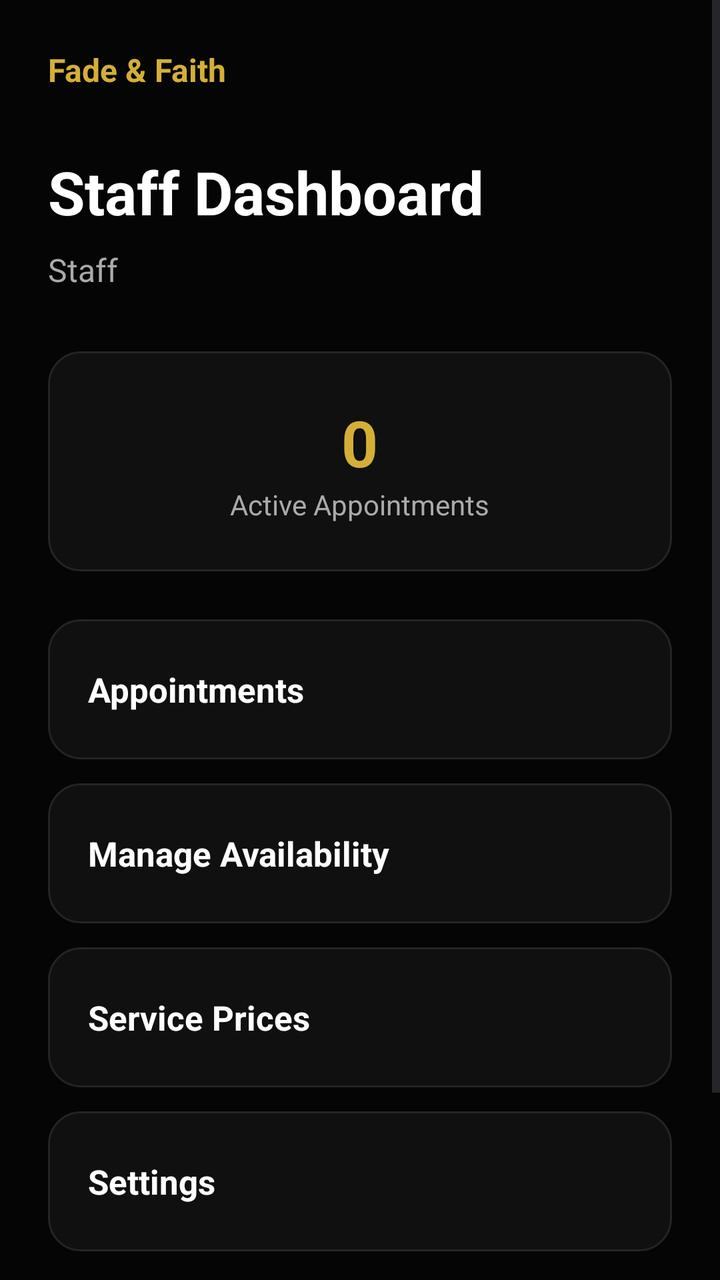
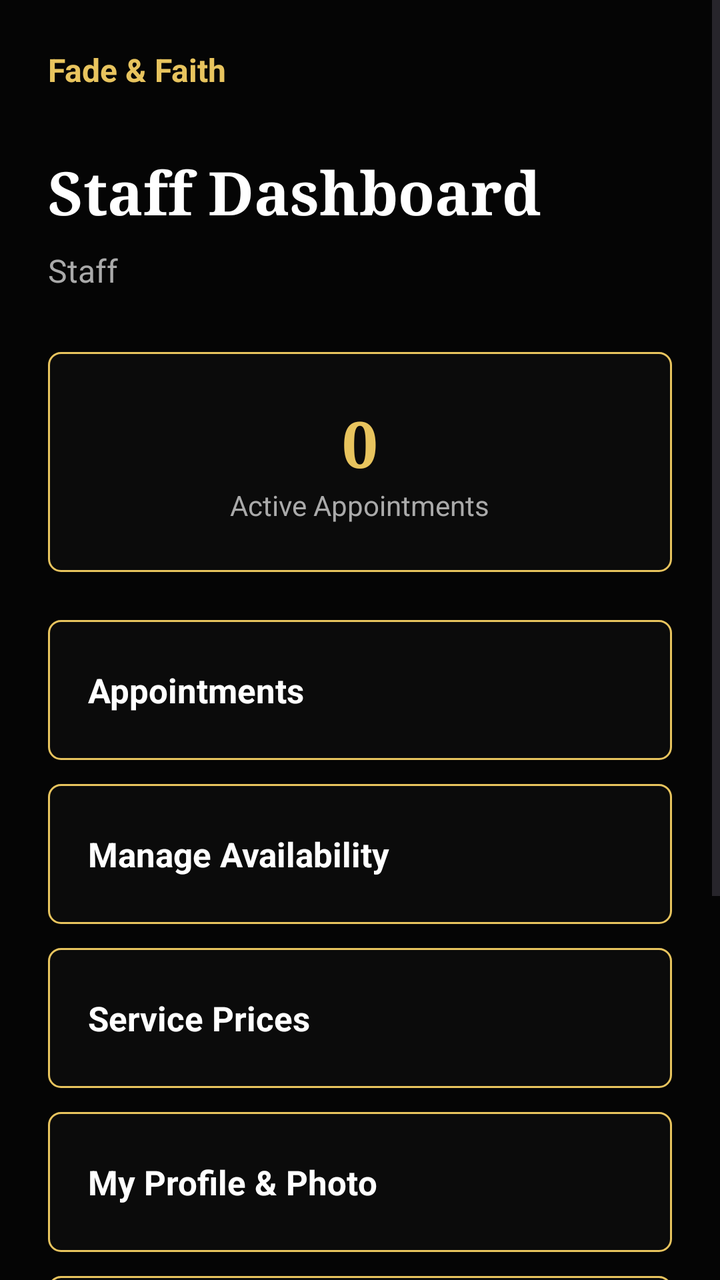

An Android layout rendered at two revisions. The XML below is the earlier revision; the diff shows what the commit changed to produce the second picture.
<!-- AndroidManifest.xml: application theme Theme.FadeandFaith -->
<!-- res/layout/activity_staff_dasboard.xml -->
<?xml version="1.0" encoding="utf-8"?>
<ScrollView xmlns:android="http://schemas.android.com/apk/res/android"
    xmlns:app="http://schemas.android.com/apk/res-auto"
    android:layout_width="match_parent"
    android:layout_height="match_parent"
    android:background="#050505">

    <LinearLayout
        android:layout_width="match_parent"
        android:layout_height="wrap_content"
        android:orientation="vertical"
        android:padding="24dp">

        <TextView
            android:layout_width="wrap_content"
            android:layout_height="wrap_content"
            android:text="Fade &amp; Faith"
            android:textColor="#D4AF37"
            android:textSize="16sp"
            android:textStyle="bold" />

        <TextView
            android:layout_width="wrap_content"
            android:layout_height="wrap_content"
            android:layout_marginTop="30dp"
            android:text="Staff Dashboard"
            android:textColor="#FFFFFF"
            android:textSize="30sp"
            android:textStyle="bold" />

        <TextView
            android:id="@+id/staffNameText"
            android:layout_width="wrap_content"
            android:layout_height="wrap_content"
            android:layout_marginTop="8dp"
            android:text="Staff"
            android:textColor="#AAAAAA"
            android:textSize="16sp" />

        <LinearLayout
            android:layout_width="match_parent"
            android:layout_height="110dp"
            android:layout_marginTop="30dp"
            android:orientation="vertical"
            android:gravity="center"
            android:padding="20dp"
            android:background="@drawable/homecard">

            <TextView
                android:id="@+id/appointmentsText"
                android:layout_width="wrap_content"
                android:layout_height="wrap_content"
                android:text="0"
                android:textColor="#D4AF37"
                android:textSize="32sp"
                android:textStyle="bold" />

            <TextView
                android:layout_width="wrap_content"
                android:layout_height="wrap_content"
                android:text="Active Appointments"
                android:textColor="#AAAAAA"
                android:textSize="14sp" />

        </LinearLayout>

        <LinearLayout
            android:id="@+id/appointmentsButton"
            android:layout_width="match_parent"
            android:layout_height="70dp"
            android:layout_marginTop="24dp"
            android:gravity="center_vertical"
            android:padding="20dp"
            android:background="@drawable/homecard">

            <TextView
                android:layout_width="wrap_content"
                android:layout_height="wrap_content"
                android:text="Appointments"
                android:textColor="#FFFFFF"
                android:textSize="17sp"
                android:textStyle="bold" />

        </LinearLayout>

        <LinearLayout
            android:id="@+id/availabilityButton"
            android:layout_width="match_parent"
            android:layout_height="70dp"
            android:layout_marginTop="12dp"
            android:gravity="center_vertical"
            android:padding="20dp"
            android:background="@drawable/homecard">

            <TextView
                android:layout_width="wrap_content"
                android:layout_height="wrap_content"
                android:text="Manage Availability"
                android:textColor="#FFFFFF"
                android:textSize="17sp"
                android:textStyle="bold" />

        </LinearLayout>

        <LinearLayout
            android:id="@+id/pricesButton"
            android:layout_width="match_parent"
            android:layout_height="70dp"
            android:layout_marginTop="12dp"
            android:gravity="center_vertical"
            android:padding="20dp"
            android:background="@drawable/homecard">

            <TextView
                android:layout_width="wrap_content"
                android:layout_height="wrap_content"
                android:text="Service Prices"
                android:textColor="#FFFFFF"
                android:textSize="17sp"
                android:textStyle="bold" />

        </LinearLayout>

        <LinearLayout
            android:id="@+id/settingsButton"
            android:layout_width="match_parent"
            android:layout_height="70dp"
            android:layout_marginTop="12dp"
            android:gravity="center_vertical"
            android:padding="20dp"
            android:background="@drawable/homecard">

            <TextView
                android:layout_width="wrap_content"
                android:layout_height="wrap_content"
                android:text="Settings"
                android:textColor="#FFFFFF"
                android:textSize="17sp"
                android:textStyle="bold" />

        </LinearLayout>

        <LinearLayout
            android:id="@+id/logoutButton"
            android:layout_width="match_parent"
            android:layout_height="70dp"
            android:layout_marginTop="30dp"
            android:gravity="center"
            android:background="@drawable/homecard">

            <TextView
                android:layout_width="wrap_content"
                android:layout_height="wrap_content"
                android:text="Log Out"
                android:textColor="#D4AF37"
                android:textSize="17sp"
                android:textStyle="bold" />

        </LinearLayout>

    </LinearLayout>

</ScrollView>
<!-- resources referenced by this layout -->
<resources>
  <!-- drawable homecard (drawable) -->
  <?xml version="1.0" encoding="utf-8"?>
  <shape xmlns:android="http://schemas.android.com/apk/res/android">
  
      <solid android:color="#101010" />
  
      <stroke
          android:width="1dp"
          android:color="#242424" />
  
      <corners android:radius="16dp" />
  
  </shape>
  <style name="Theme.FadeandFaith" parent="Base.Theme.FadeandFaith" />
  <style name="Base.Theme.FadeandFaith" parent="Theme.Material3.DayNight.NoActionBar">
          
          
      </style>
</resources>

<!-- the commit's change to res/layout/activity_staff_dasboard.xml (unified diff, before → after) -->
@@ -3,7 +3,7 @@
     xmlns:app="http://schemas.android.com/apk/res-auto"
     android:layout_width="match_parent"
     android:layout_height="match_parent"
-    android:background="#050505">
+    android:background="@color/ff_background">
 
     <LinearLayout
         android:layout_width="match_parent"
@@ -15,11 +15,12 @@
             android:layout_width="wrap_content"
             android:layout_height="wrap_content"
             android:text="Fade &amp; Faith"
-            android:textColor="#D4AF37"
+            android:textColor="#E8C45E"
             android:textSize="16sp"
             android:textStyle="bold" />
 
         <TextView
+            android:fontFamily="serif"
             android:layout_width="wrap_content"
             android:layout_height="wrap_content"
             android:layout_marginTop="30dp"
@@ -44,14 +45,15 @@
             android:orientation="vertical"
             android:gravity="center"
             android:padding="20dp"
-            android:background="@drawable/homecard">
-
-            <TextView
+            android:background="@drawable/cardoutline">
+
+            <TextView
+                android:fontFamily="serif"
                 android:id="@+id/appointmentsText"
                 android:layout_width="wrap_content"
                 android:layout_height="wrap_content"
                 android:text="0"
-                android:textColor="#D4AF37"
+                android:textColor="#E8C45E"
                 android:textSize="32sp"
                 android:textStyle="bold" />
 
@@ -71,7 +73,7 @@
             android:layout_marginTop="24dp"
             android:gravity="center_vertical"
             android:padding="20dp"
-            android:background="@drawable/homecard">
+            android:background="@drawable/cardoutline">
 
             <TextView
                 android:layout_width="wrap_content"
@@ -90,7 +92,7 @@
             android:layout_marginTop="12dp"
             android:gravity="center_vertical"
             android:padding="20dp"
-            android:background="@drawable/homecard">
+            android:background="@drawable/cardoutline">
 
             <TextView
                 android:layout_width="wrap_content"
@@ -109,7 +111,7 @@
             android:layout_marginTop="12dp"
             android:gravity="center_vertical"
             android:padding="20dp"
-            android:background="@drawable/homecard">
+            android:background="@drawable/cardoutline">
 
             <TextView
                 android:layout_width="wrap_content"
@@ -122,13 +124,71 @@
         </LinearLayout>
 
         <LinearLayout
+            android:id="@+id/staffProfileButton"
+            android:layout_width="match_parent"
+            android:layout_height="70dp"
+            android:layout_marginTop="12dp"
+            android:gravity="center_vertical"
+            android:padding="20dp"
+            android:background="@drawable/cardoutline">
+
+            <TextView
+                android:layout_width="wrap_content"
+                android:layout_height="wrap_content"
+                android:text="My Profile &amp; Photo"
+                android:textColor="#FFFFFF"
+                android:textSize="17sp"
+                android:textStyle="bold" />
+
+        </LinearLayout>
+
+        <LinearLayout
+            android:id="@+id/hairstylesButton"
+            android:layout_width="match_parent"
+            android:layout_height="70dp"
+            android:layout_marginTop="12dp"
+            android:gravity="center_vertical"
+            android:padding="20dp"
+            android:background="@drawable/cardoutline">
+
+            <TextView
+                android:layout_width="wrap_content"
+                android:layout_height="wrap_content"
+                android:text="Hairstyle Gallery"
+                android:textColor="#FFFFFF"
+                android:textSize="17sp"
+                android:textStyle="bold" />
+
+        </LinearLayout>
+
+        <LinearLayout
+            android:id="@+id/staffManageButton"
+            android:layout_width="match_parent"
+            android:layout_height="70dp"
+            android:layout_marginTop="12dp"
+            android:gravity="center_vertical"
+            android:padding="20dp"
+            android:background="@drawable/cardoutline"
+            android:visibility="gone">
+
+            <TextView
+                android:layout_width="wrap_content"
+                android:layout_height="wrap_content"
+                android:text="Manage Staff Passwords"
+                android:textColor="#FFFFFF"
+                android:textSize="17sp"
+                android:textStyle="bold" />
+
+        </LinearLayout>
+
+        <LinearLayout
             android:id="@+id/settingsButton"
             android:layout_width="match_parent"
             android:layout_height="70dp"
             android:layout_marginTop="12dp"
             android:gravity="center_vertical"
             android:padding="20dp"
-            android:background="@drawable/homecard">
+            android:background="@drawable/cardoutline">
 
             <TextView
                 android:layout_width="wrap_content"
@@ -146,13 +206,13 @@
             android:layout_height="70dp"
             android:layout_marginTop="30dp"
             android:gravity="center"
-            android:background="@drawable/homecard">
+            android:background="@drawable/cardoutline">
 
             <TextView
                 android:layout_width="wrap_content"
                 android:layout_height="wrap_content"
                 android:text="Log Out"
-                android:textColor="#D4AF37"
+                android:textColor="#E8C45E"
                 android:textSize="17sp"
                 android:textStyle="bold" />
 
<!-- resource entries referenced after the edit -->
@@ -1,17 +1,15 @@
 <!-- resources referenced by this layout -->
 <resources>
-  <!-- drawable homecard (drawable) -->
+  <color name="ff_background">#FF050505</color>
+  <!-- drawable cardoutline (drawable) -->
   <?xml version="1.0" encoding="utf-8"?>
-  <shape xmlns:android="http://schemas.android.com/apk/res/android">
-  
-      <solid android:color="#101010" />
-  
+  <shape xmlns:android="http://schemas.android.com/apk/res/android"
+      android:shape="rectangle">
+      <solid android:color="#0B0B0B" />
       <stroke
           android:width="1dp"
-          android:color="#242424" />
-  
-      <corners android:radius="16dp" />
-  
+          android:color="#E8C45E" />
+      <corners android:radius="6dp" />
   </shape>
   <style name="Theme.FadeandFaith" parent="Base.Theme.FadeandFaith" />
   <style name="Base.Theme.FadeandFaith" parent="Theme.Material3.DayNight.NoActionBar">
